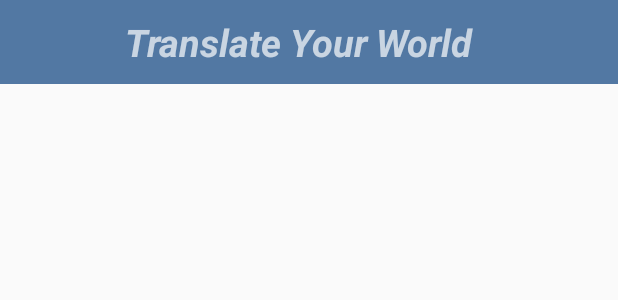
After one commit to NguyenHoaiNhi/androidgroup7, an Android app: the layout app_bar.xml on its own in the app's theme, with its tools: preview values and no code run, on a phone screen of 412 x 824 dp. The commit adds this screen. Shown: the top 300 px of the screen. Run offline under Robolectric (Android 15) with nearby library versions, the phone set to English and light mode, and no system bars.

Commit message:
update screen 1 layout

```diff
--- a/nhinguyen/app/src/main/res/drawable/background.xml
+++ b/nhinguyen/app/src/main/res/drawable/background.xml
@@ -3,7 +3,7 @@
  <item>
     <shape xmlns:android="http://schemas.android.com/apk/res/android"
            android:shape="rectangle">
-        <solid android:color="#27FFEB3B" />
+        <solid android:color="#14FFEB3B" />
 
         <stroke
                 android:color="#EEEEEE"
--- a/nhinguyen/app/src/main/res/drawable/translate.xml
+++ b/nhinguyen/app/src/main/res/drawable/translate.xml
@@ -1,7 +1,7 @@
 <?xml version="1.0" encoding="utf-8"?>
 <shape xmlns:android="http://schemas.android.com/apk/res/android"
        android:shape="rectangle">
-    <solid android:color="#2980b9" />
+    <solid android:color="@color/colorPrimaryDark" />
     <corners
             android:radius="150dp"/>
 
--- /dev/null
+++ b/nhinguyen/app/src/main/res/layout/app_bar.xml
@@ -0,0 +1,19 @@
+<?xml version="1.0" encoding="utf-8"?>
+<android.support.v7.widget.Toolbar xmlns:android="http://schemas.android.com/apk/res/android"
+                                   android:layout_width="match_parent"
+                                   android:background="#E6416B9B"
+                                   android:layout_height="wrap_content">
+
+
+        <TextView
+                android:textColor="#B0FFFFFF"
+                android:layout_marginRight="30dp"
+                android:textSize="25dp"
+                android:textDirection="locale"
+                android:textStyle="italic|bold"
+                android:textAlignment="center"
+                android:text="Translate Your World"
+                android:layout_width="match_parent"
+                android:layout_height="match_parent"/>
+
+</android.support.v7.widget.Toolbar>
--- a/nhinguyen/app/src/main/res/values/colors.xml
+++ b/nhinguyen/app/src/main/res/values/colors.xml
@@ -1,6 +1,6 @@
 <?xml version="1.0" encoding="utf-8"?>
 <resources>
-    <color name="colorPrimary">#008577</color>
-    <color name="colorPrimaryDark">#00574B</color>
+    <color name="colorPrimary">#2980b9</color>
+    <color name="colorPrimaryDark">#2980b9</color>
     <color name="colorAccent">#D81B60</color>
 </resources>
--- a/nhinguyen/app/src/main/res/values/styles.xml
+++ b/nhinguyen/app/src/main/res/values/styles.xml
@@ -2,9 +2,13 @@
 
     <!-- Base application theme. -->
     <style name="AppTheme" parent="Theme.AppCompat.Light.DarkActionBar">
+
+    </style>
+
+    <style name="CustomToolBarStyle" parent="Theme.AppCompat.Light.NoActionBar">
         <!-- Customize your theme here. -->
         <item name="colorPrimary">@color/colorPrimary</item>
-        <item name="colorPrimaryDark">@color/colorPrimaryDark</item>
+        <item name="colorPrimaryDark">#79416B9B</item>
         <item name="colorAccent">@color/colorAccent</item>
     </style>
 
```
Also changed, not shown: nhinguyen/app/src/main/res/layout/activity_main.xml (+66 -41 lines).
